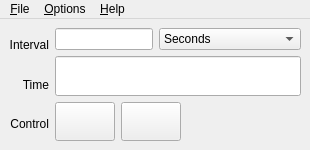
Above: src/time/kmtimelive.ui from performancecopilot/pcp before the change. Below: the same form after it.
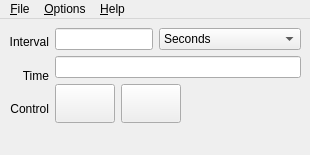
That is the form after the change. Icons and pictures are not drawn.

Commit message: Add a vertical spacer at the base of the kmtime windows, to help with layout issues on both Mac and Linux (first part of proper fix for Mac in this area).

```diff
--- a/src/time/kmtimelive.ui
+++ b/src/time/kmtimelive.ui
@@ -6,7 +6,7 @@
     <x>0</x>
     <y>0</y>
     <width>310</width>
-    <height>150</height>
+    <height>155</height>
    </rect>
   </property>
   <property name="sizePolicy" >
@@ -20,13 +20,13 @@
   <property name="minimumSize" >
    <size>
     <width>310</width>
-    <height>150</height>
+    <height>155</height>
    </size>
   </property>
   <property name="maximumSize" >
    <size>
     <width>310</width>
-    <height>150</height>
+    <height>155</height>
    </size>
   </property>
   <property name="windowTitle" >
@@ -371,6 +371,22 @@
       </item>
      </layout>
     </item>
+    <item row="1" column="0" >
+     <spacer>
+      <property name="orientation" >
+       <enum>Qt::Vertical</enum>
+      </property>
+      <property name="sizeType" >
+       <enum>QSizePolicy::MinimumExpanding</enum>
+      </property>
+      <property name="sizeHint" >
+       <size>
+        <width>20</width>
+        <height>0</height>
+       </size>
+      </property>
+     </spacer>
+    </item>
    </layout>
   </widget>
   <widget class="QMenuBar" name="MenuBar" >
```
Left out of the diff: 2 changed lines with no effect on the pictures. The commit also changes 1 other file.
